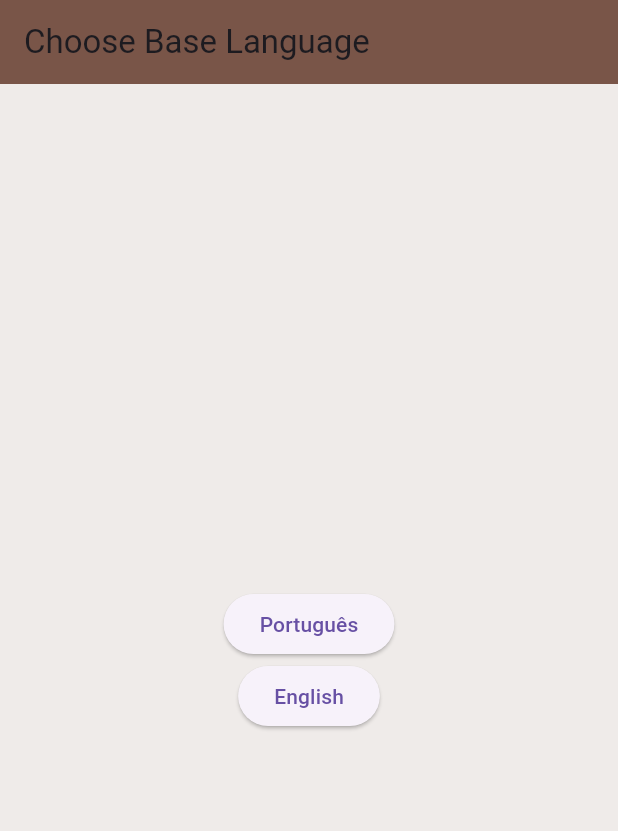
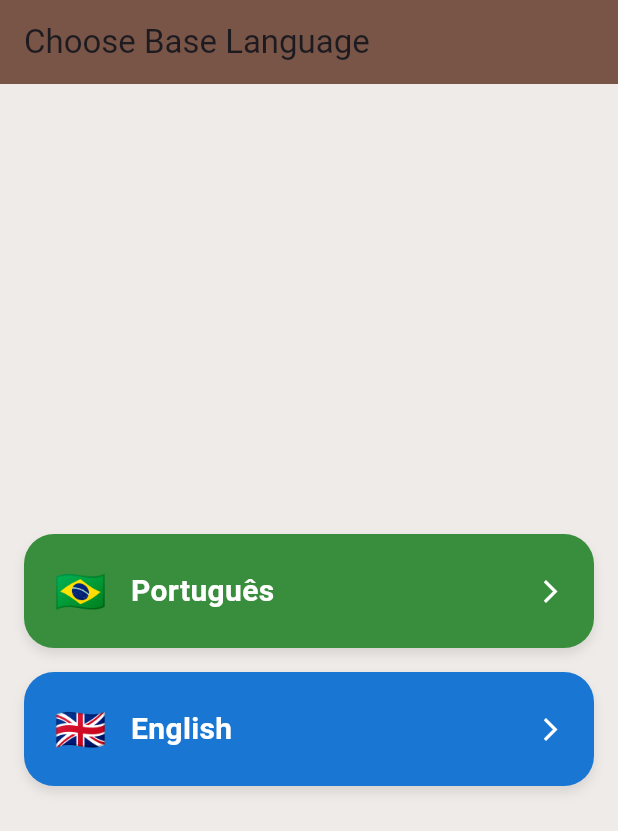
Before and after one commit to AmonBrollo/FlashLingo, a Flutter app: the screen it shows after launch, on a phone screen of 412 x 824 dp. Shown: the top 831 px of the screen. Run offline on Flutter 3.47's test engine with Material 3 defaults, Android fonts, the phone set to English and light mode, and no system bars; our stand-ins replace image_picker, shared_preferences.

Commit message:
🧑‍🎨 Adjusted the select language buttons on the UI to look better.

```diff
--- a/lib/screens/base_language_selector_screen.dart
+++ b/lib/screens/base_language_selector_screen.dart
@@ -1,5 +1,6 @@
 import 'package:flutter/material.dart';
 import '../screens/target_language_selector_screen.dart';
+import '../widgets/language_option_button.dart';
 
 class BaseLanguageSelectorScreen extends StatelessWidget {
   const BaseLanguageSelectorScreen({super.key});
@@ -22,22 +23,24 @@ class BaseLanguageSelectorScreen extends StatelessWidget {
         title: const Text("Choose Base Language"),
         backgroundColor: Colors.brown,
       ),
-      body: Center(
-        child: Column(
+      body: Column(
         mainAxisAlignment: MainAxisAlignment.center,
         children: [
-            ElevatedButton(
-              onPressed: () => _selectBaseLanguage(context, "portuguese"),
-              child: const Text("Português"),
+          LanguageOptionButton(
+            text: "Português",
+            color: Colors.green.shade700,
+            emoji: "🇧🇷",
+            onTap: () => _selectBaseLanguage(context, "portuguese"),
           ),
-            ElevatedButton(
-              onPressed: () => _selectBaseLanguage(context, "english"),
-              child: const Text("English"),
+          LanguageOptionButton(
+            text: "English",
+            color: Colors.blue.shade700,
+            emoji: "🇬🇧",
+            onTap: () => _selectBaseLanguage(context, "english"),
           ),
           // Add more base languages here
         ],
       ),
-      ),
     );
   }
 }
--- a/lib/screens/target_language_selector_screen.dart
+++ b/lib/screens/target_language_selector_screen.dart
@@ -2,6 +2,7 @@ import 'package:flutter/material.dart';
 import 'deck_selector_screen.dart';
 import '../services/deck_loader.dart';
 import '../utils/ui_strings.dart';
+import '../widgets/language_option_button.dart';
 
 class TargetLanguageSelectorScreen extends StatelessWidget {
   final String baseLanguage;
@@ -37,9 +38,11 @@ class TargetLanguageSelectorScreen extends StatelessWidget {
         child: Column(
           mainAxisAlignment: MainAxisAlignment.center,
           children: [
-            ElevatedButton(
-              onPressed: () => _selectTargetLanguage(context, "hungarian"),
-              child: const Text("Hungarian"),
+            LanguageOptionButton(
+              text: "Magyar",
+              color: Colors.red.shade700,
+              emoji: "🇭🇺",
+              onTap: () => _selectTargetLanguage(context, "hungarian"),
             ),
             // Add more target languages here
           ],
--- /dev/null
+++ b/lib/widgets/language_option_button.dart
@@ -0,0 +1,56 @@
+import 'package:flutter/material.dart';
+
+class LanguageOptionButton extends StatelessWidget {
+  final String text;
+  final Color color;
+  final String emoji;
+  final VoidCallback onTap;
+
+  const LanguageOptionButton({
+    super.key,
+    required this.text,
+    required this.color,
+    required this.emoji,
+    required this.onTap,
+  });
+
+  @override
+  Widget build(BuildContext context) {
+    return InkWell(
+      onTap: onTap,
+      borderRadius: BorderRadius.circular(20),
+      child: Container(
+        margin: const EdgeInsets.symmetric(vertical: 8, horizontal: 16),
+        padding: const EdgeInsets.symmetric(vertical: 18, horizontal: 20),
+        decoration: BoxDecoration(
+          color: color,
+          borderRadius: BorderRadius.circular(20),
+          boxShadow: [
+            BoxShadow(
+              color: Colors.black.withOpacity(0.1),
+              blurRadius: 6,
+              offset: const Offset(0, 4),
+            ),
+          ],
+        ),
+        child: Row(
+          children: [
+            Text(emoji, style: const TextStyle(fontSize: 28)),
+            const SizedBox(width: 16),
+            Expanded(
+              child: Text(
+                text,
+                style: const TextStyle(
+                  fontSize: 20,
+                  fontWeight: FontWeight.w700,
+                  color: Colors.white,
+                ),
+              ),
+            ),
+            const Icon(Icons.arrow_forward_ios, color: Colors.white, size: 18),
+          ],
+        ),
+      ),
+    );
+  }
+}
```
Lines whose indentation alone changed are shown as unchanged.
